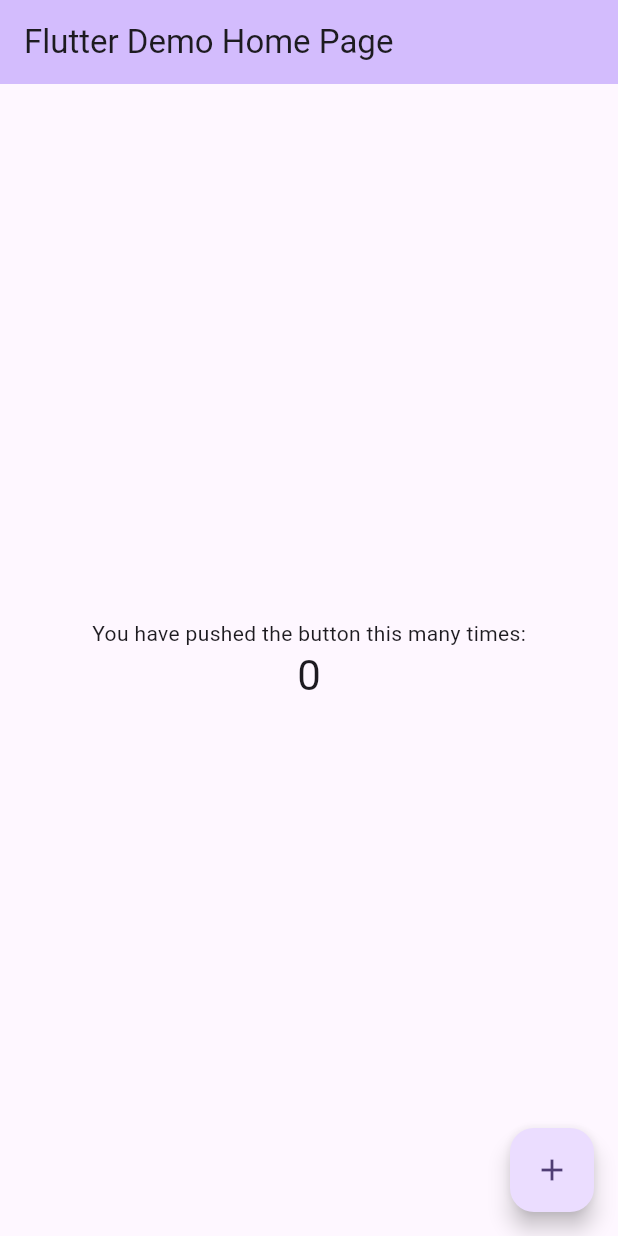
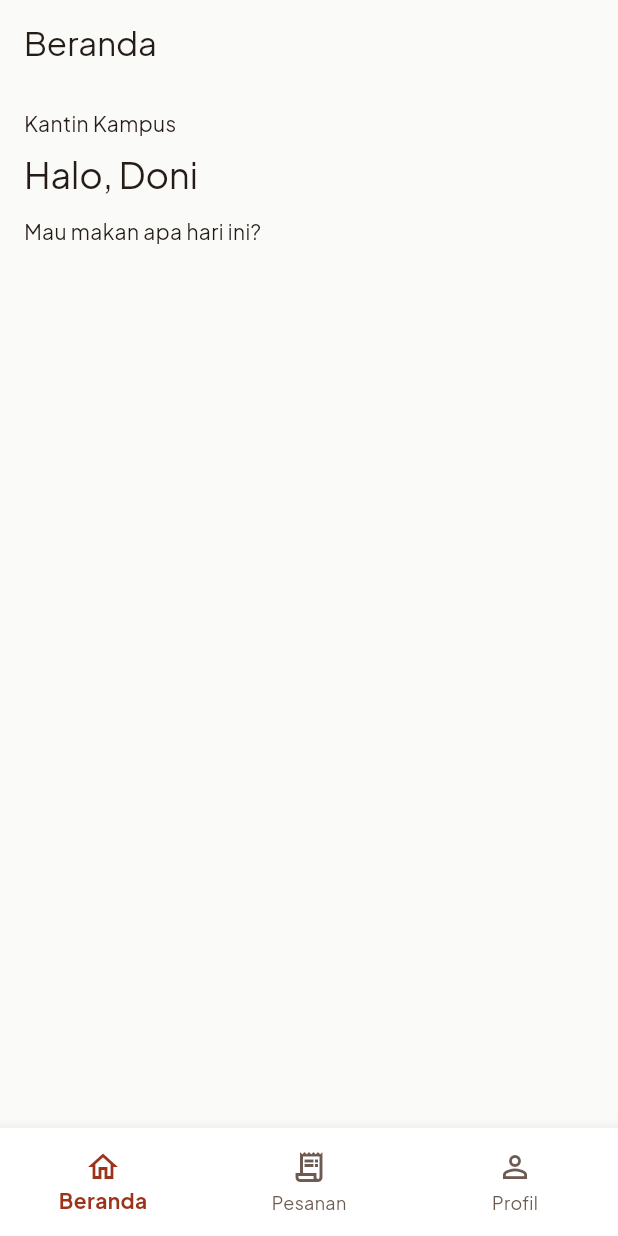
Before and after one commit to Doni-15/kantin-cerdas, a Flutter app: the screen it shows after launch, on a phone screen of 412 x 824 dp. Run offline on Flutter 3.47's test engine with Material 3 defaults, Android fonts, the phone set to English and light mode, and no system bars.

Commit message:
chore: add student and manager entry points
Tasks: KC-ENG-10, KC-ENG-11

```diff
--- /dev/null
+++ b/apps/mobile/lib/app/demo_app.dart
@@ -0,0 +1,152 @@
+import 'package:flutter/material.dart';
+
+enum DemoRole { student, manager }
+
+/// Sesi contoh lokal; bukan autentikasi backend.
+class DemoSession {
+  const DemoSession.student()
+      : role = DemoRole.student,
+        name = 'Doni',
+        email = 'doni@example.com',
+        stallId = null;
+
+  const DemoSession.manager()
+      : role = DemoRole.manager,
+        name = 'Bu Rina',
+        email = 'rina@example.com',
+        stallId = 'dapur-bu-rina';
+
+  final DemoRole role;
+  final String name;
+  final String email;
+  final String? stallId;
+}
+
+class DemoApp extends StatelessWidget {
+  const DemoApp({super.key, required this.session});
+
+  final DemoSession session;
+
+  @override
+  Widget build(BuildContext context) {
+    const background = Color(0xFFFAFAF8);
+    return MaterialApp(
+      title: 'KantinCerdas',
+      debugShowCheckedModeBanner: false,
+      theme: ThemeData(
+        useMaterial3: true,
+        fontFamily: 'PlusJakartaSans',
+        scaffoldBackgroundColor: background,
+        colorScheme: ColorScheme.fromSeed(
+          seedColor: const Color(0xFFE85D2A),
+          primary: const Color(0xFFC74418),
+          surface: background,
+          onSurface: const Color(0xFF251B17),
+        ),
+        appBarTheme: const AppBarTheme(
+          backgroundColor: background,
+          surfaceTintColor: Colors.transparent,
+          elevation: 0,
+          scrolledUnderElevation: 0,
+          centerTitle: false,
+          toolbarHeight: 56,
+        ),
+        bottomNavigationBarTheme: const BottomNavigationBarThemeData(
+          backgroundColor: Colors.white,
+          selectedItemColor: Color(0xFF9B341B),
+          unselectedItemColor: Color(0xFF6D5A50),
+          selectedFontSize: 10,
+          unselectedFontSize: 10,
+          selectedLabelStyle: TextStyle(fontWeight: FontWeight.w700),
+          type: BottomNavigationBarType.fixed,
+        ),
+      ),
+      home: RoleShell(key: ValueKey(session.role), session: session),
+    );
+  }
+}
+
+class RoleShell extends StatefulWidget {
+  const RoleShell({super.key, required this.session});
+
+  final DemoSession session;
+
+  @override
+  State<RoleShell> createState() => _RoleShellState();
+}
+
+class _RoleShellState extends State<RoleShell> {
+  int selectedIndex = 0;
+
+  @override
+  Widget build(BuildContext context) {
+    final session = widget.session;
+    final manager = session.role == DemoRole.manager;
+    final labels = manager
+        ? ['Dashboard', 'Pesanan', 'Menu', 'Profil']
+        : ['Beranda', 'Pesanan', 'Profil'];
+    final icons = manager
+        ? [
+            Icons.grid_view_outlined,
+            Icons.receipt_long_outlined,
+            Icons.restaurant_menu,
+            Icons.person_outline,
+          ]
+        : [
+            Icons.home_outlined,
+            Icons.receipt_long_outlined,
+            Icons.person_outline,
+          ];
+
+    final profile = selectedIndex == labels.length - 1;
+    String title = labels[selectedIndex];
+    String description = 'Daftar pesanan akan ditampilkan di sini.';
+
+    if (selectedIndex == 0) {
+      title = manager
+          ? 'Selamat siang, ${session.name}'
+          : 'Halo, ${session.name}';
+      description = manager
+          ? 'Ringkasan stan akan ditampilkan di sini.'
+          : 'Mau makan apa hari ini?';
+    } else if (profile) {
+      title = session.name;
+      description = session.email;
+    } else if (manager && selectedIndex == 2) {
+      description = 'Daftar menu stan akan ditampilkan di sini.';
+    }
+
+    return Scaffold(
+      appBar: AppBar(title: Text(labels[selectedIndex])),
+      body: SafeArea(
+        child: ListView(
+          padding: const EdgeInsets.all(16),
+          children: [
+            Text(manager ? 'Dapur Bu Rina' : 'Kantin Kampus'),
+            const SizedBox(height: 8),
+            Text(title, style: Theme.of(context).textTheme.headlineSmall),
+            const SizedBox(height: 12),
+            Text(description),
+          ],
+        ),
+      ),
+      bottomNavigationBar: SafeArea(
+        top: false,
+        child: SizedBox(
+          height: 72,
+          child: BottomNavigationBar(
+            currentIndex: selectedIndex,
+            onTap: (index) => setState(() => selectedIndex = index),
+            items: [
+              for (var i = 0; i < labels.length; i++)
+                BottomNavigationBarItem(
+                  icon: Icon(icons[i]),
+                  label: labels[i],
+                ),
+            ],
+          ),
+        ),
+      ),
+    );
+  }
+}
--- a/apps/mobile/lib/main.dart
+++ b/apps/mobile/lib/main.dart
@@ -1,122 +1,3 @@
-import 'package:flutter/material.dart';
+import 'main_student.dart' as student;
 
-void main() {
-  runApp(const MyApp());
-}
-
-class MyApp extends StatelessWidget {
-  const MyApp({super.key});
-
-  // This widget is the root of your application.
-  @override
-  Widget build(BuildContext context) {
-    return MaterialApp(
-      title: 'KantinCerdas',
-      theme: ThemeData(
-        // This is the theme of your application.
-        //
-        // TRY THIS: Try running your application with "flutter run". You'll see
-        // the application has a purple toolbar. Then, without quitting the app,
-        // try changing the seedColor in the colorScheme below to Colors.green
-        // and then invoke "hot reload" (save your changes or press the "hot
-        // reload" button in a Flutter-supported IDE, or press "r" if you used
-        // the command line to start the app).
-        //
-        // Notice that the counter didn't reset back to zero; the application
-        // state is not lost during the reload. To reset the state, use hot
-        // restart instead.
-        //
-        // This works for code too, not just values: Most code changes can be
-        // tested with just a hot reload.
-        colorScheme: .fromSeed(seedColor: Colors.deepPurple),
-      ),
-      home: const MyHomePage(title: 'Flutter Demo Home Page'),
-    );
-  }
-}
-
-class MyHomePage extends StatefulWidget {
-  const MyHomePage({super.key, required this.title});
-
-  // This widget is the home page of your application. It is stateful, meaning
-  // that it has a State object (defined below) that contains fields that affect
-  // how it looks.
-
-  // This class is the configuration for the state. It holds the values (in this
-  // case the title) provided by the parent (in this case the App widget) and
-  // used by the build method of the State. Fields in a Widget subclass are
-  // always marked "final".
-
-  final String title;
-
-  @override
-  State<MyHomePage> createState() => _MyHomePageState();
-}
-
-class _MyHomePageState extends State<MyHomePage> {
-  int _counter = 0;
-
-  void _incrementCounter() {
-    setState(() {
-      // This call to setState tells the Flutter framework that something has
-      // changed in this State, which causes it to rerun the build method below
-      // so that the display can reflect the updated values. If we changed
-      // _counter without calling setState(), then the build method would not be
-      // called again, and so nothing would appear to happen.
-      _counter++;
-    });
-  }
-
-  @override
-  Widget build(BuildContext context) {
-    // This method is rerun every time setState is called, for instance as done
-    // by the _incrementCounter method above.
-    //
-    // The Flutter framework has been optimized to make rerunning build methods
-    // fast, so that you can just rebuild anything that needs updating rather
-    // than having to individually change instances of widgets.
-    return Scaffold(
-      appBar: AppBar(
-        // TRY THIS: Try changing the color here to a specific color (to
-        // Colors.amber, perhaps?) and trigger a hot reload to see the AppBar
-        // change color while the other colors stay the same.
-        backgroundColor: Theme.of(context).colorScheme.inversePrimary,
-        // Here we take the value from the MyHomePage object that was created by
-        // the App.build method, and use it to set our appbar title.
-        title: Text(widget.title),
-      ),
-      body: Center(
-        // Center is a layout widget. It takes a single child and positions it
-        // in the middle of the parent.
-        child: Column(
-          // Column is also a layout widget. It takes a list of children and
-          // arranges them vertically. By default, it sizes itself to fit its
-          // children horizontally, and tries to be as tall as its parent.
-          //
-          // Column has various properties to control how it sizes itself and
-          // how it positions its children. Here we use mainAxisAlignment to
-          // center the children vertically; the main axis here is the vertical
-          // axis because Columns are vertical (the cross axis would be
-          // horizontal).
-          //
-          // TRY THIS: Invoke "debug painting" (choose the "Toggle Debug Paint"
-          // action in the IDE, or press "p" in the console), to see the
-          // wireframe for each widget.
-          mainAxisAlignment: .center,
-          children: [
-            const Text('You have pushed the button this many times:'),
-            Text(
-              '$_counter',
-              style: Theme.of(context).textTheme.headlineMedium,
-            ),
-          ],
-        ),
-      ),
-      floatingActionButton: FloatingActionButton(
-        onPressed: _incrementCounter,
-        tooltip: 'Increment',
-        child: const Icon(Icons.add),
-      ),
-    );
-  }
-}
+void main() => student.main();
--- /dev/null
+++ b/apps/mobile/lib/main_manager.dart
@@ -0,0 +1,4 @@
+import 'package:flutter/material.dart';
+import 'app/demo_app.dart';
+
+void main() => runApp(const DemoApp(session: DemoSession.manager()));
--- /dev/null
+++ b/apps/mobile/lib/main_student.dart
@@ -0,0 +1,4 @@
+import 'package:flutter/material.dart';
+import 'app/demo_app.dart';
+
+void main() => runApp(const DemoApp(session: DemoSession.student()));
```
Also changed, not shown: apps/mobile/pubspec.yaml (+8 -0 lines), apps/mobile/assets/fonts/plus-jakarta-400.ttf (added), apps/mobile/assets/fonts/plus-jakarta-700.ttf (added), 5 other files.
